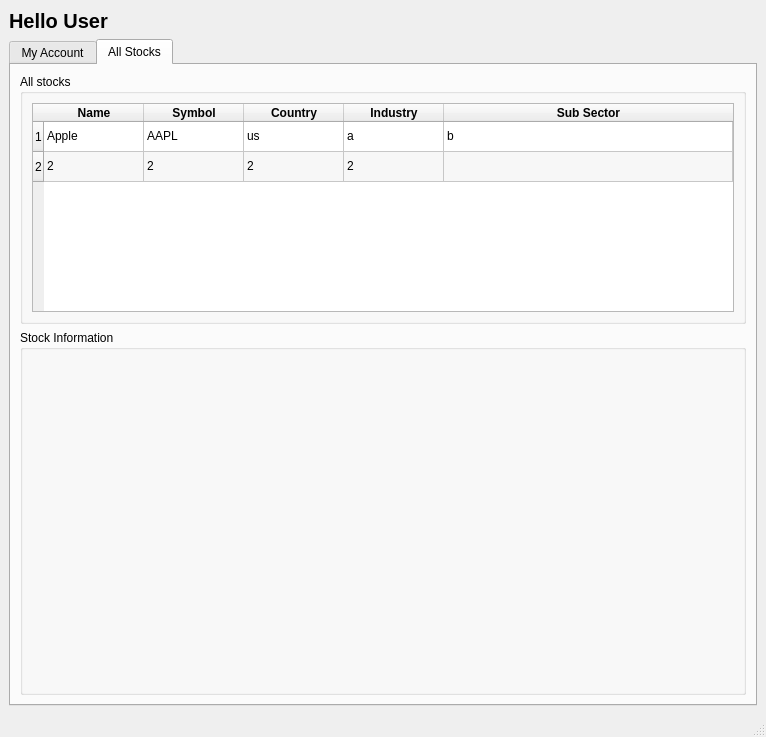
This is Client/UI/clientGUI.ui in GalTzemach/MyFinalProject as Qt 5 draws it before an edit. The edited form follows.
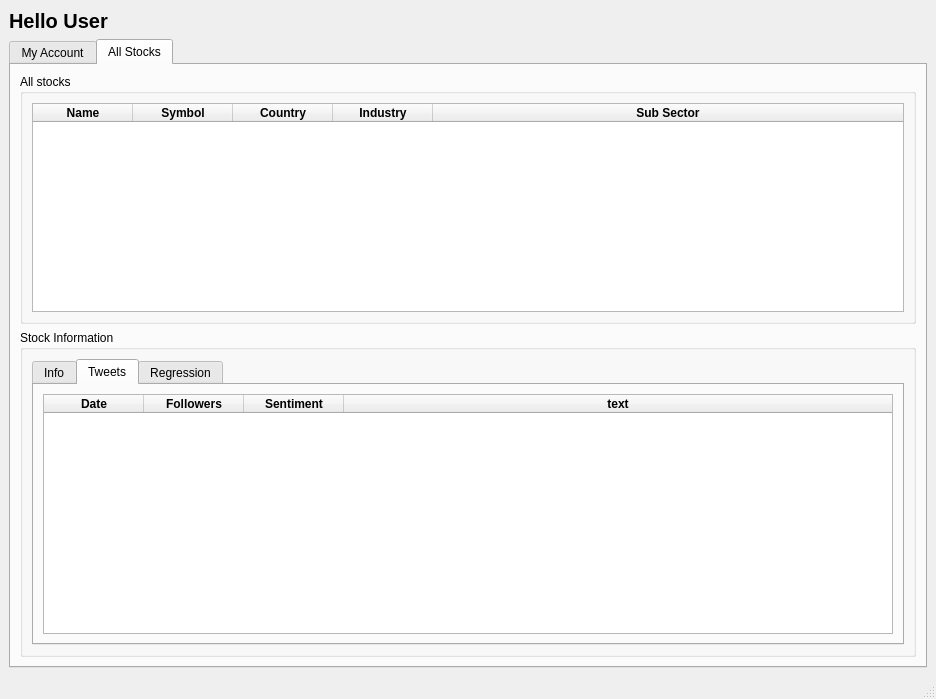
This is the edited form. The open tabs and pages were chosen to show the change.

What changed in the file:
```diff
--- a/Client/UI/clientGUI.ui
+++ b/Client/UI/clientGUI.ui
@@ -6,8 +6,8 @@
    <rect>
     <x>0</x>
     <y>0</y>
-    <width>766</width>
-    <height>737</height>
+    <width>936</width>
+    <height>699</height>
    </rect>
   </property>
   <property name="windowTitle">
@@ -450,16 +450,6 @@
              <attribute name="verticalHeaderStretchLastSection">
               <bool>false</bool>
              </attribute>
-             <row>
-              <property name="text">
-               <string>1</string>
-              </property>
-             </row>
-             <row>
-              <property name="text">
-               <string>2</string>
-              </property>
-             </row>
              <column>
               <property name="text">
                <string>Name</string>
@@ -515,51 +505,6 @@
                </font>
               </property>
              </column>
-             <item row="0" column="0">
-              <property name="text">
-               <string>Apple</string>
-              </property>
-             </item>
-             <item row="0" column="1">
-              <property name="text">
-               <string>AAPL</string>
-              </property>
-             </item>
-             <item row="0" column="2">
-              <property name="text">
-               <string>us</string>
-              </property>
-             </item>
-             <item row="0" column="3">
-              <property name="text">
-               <string>a</string>
-              </property>
-             </item>
-             <item row="0" column="4">
-              <property name="text">
-               <string>b</string>
-              </property>
-             </item>
-             <item row="1" column="0">
-              <property name="text">
-               <string>2</string>
-              </property>
-             </item>
-             <item row="1" column="1">
-              <property name="text">
-               <string>2</string>
-              </property>
-             </item>
-             <item row="1" column="2">
-              <property name="text">
-               <string>2</string>
-              </property>
-             </item>
-             <item row="1" column="3">
-              <property name="text">
-               <string>2</string>
-              </property>
-             </item>
             </widget>
            </item>
           </layout>
@@ -570,7 +515,125 @@
           <property name="title">
            <string>Stock Information</string>
           </property>
-          <layout class="QVBoxLayout" name="verticalLayout_16"/>
+          <layout class="QVBoxLayout" name="verticalLayout_16">
+           <item>
+            <widget class="QTabWidget" name="stockInfo_tabWidget">
+             <property name="currentIndex">
+              <number>1</number>
+             </property>
+             <widget class="QWidget" name="info">
+              <attribute name="title">
+               <string>Info</string>
+              </attribute>
+              <layout class="QVBoxLayout" name="verticalLayout_2">
+               <item>
+                <widget class="QLabel" name="label">
+                 <property name="font">
+                  <font>
+                   <pointsize>10</pointsize>
+                  </font>
+                 </property>
+                 <property name="text">
+                  <string>Explanation:</string>
+                 </property>
+                </widget>
+               </item>
+               <item>
+                <widget class="QTextBrowser" name="textBrowser">
+                 <property name="font">
+                  <font>
+                   <pointsize>10</pointsize>
+                  </font>
+                 </property>
+                 <property name="html">
+                  <string>&lt;!DOCTYPE HTML PUBLIC &quot;-//W3C//DTD HTML 4.0//EN&quot; &quot;http://www.w3.org/TR/REC-html40/strict.dtd&quot;&gt;
+&lt;html&gt;&lt;head&gt;&lt;meta name=&quot;qrichtext&quot; content=&quot;1&quot; /&gt;&lt;style type=&quot;text/css&quot;&gt;
+p, li { white-space: pre-wrap; }
+&lt;/style&gt;&lt;/head&gt;&lt;body style=&quot; font-family:'MS Shell Dlg 2'; font-size:10pt; font-weight:400; font-style:normal;&quot;&gt;
+&lt;p style=&quot;-qt-paragraph-type:empty; margin-top:0px; margin-bottom:0px; margin-left:0px; margin-right:0px; -qt-block-indent:0; text-indent:0px; font-size:7.8pt;&quot;&gt;&lt;br /&gt;&lt;/p&gt;&lt;/body&gt;&lt;/html&gt;</string>
+                 </property>
+                </widget>
+               </item>
+              </layout>
+             </widget>
+             <widget class="QWidget" name="tweets">
+              <attribute name="title">
+               <string>Tweets</string>
+              </attribute>
+              <layout class="QVBoxLayout" name="verticalLayout_3">
+               <item>
+                <widget class="QTableWidget" name="tweets_tableWidget">
+                 <property name="editTriggers">
+                  <set>QAbstractItemView::NoEditTriggers</set>
+                 </property>
+                 <property name="alternatingRowColors">
+                  <bool>true</bool>
+                 </property>
+                 <property name="selectionMode">
+                  <enum>QAbstractItemView::NoSelection</enum>
+                 </property>
+                 <property name="sortingEnabled">
+                  <bool>true</bool>
+                 </property>
+                 <attribute name="horizontalHeaderStretchLastSection">
+                  <bool>true</bool>
+                 </attribute>
+                 <column>
+                  <property name="text">
+                   <string>Date</string>
+                  </property>
+                  <property name="font">
+                   <font>
+                    <weight>75</weight>
+                    <bold>true</bold>
+                   </font>
+                  </property>
+                 </column>
+                 <column>
+                  <property name="text">
+                   <string>Followers</string>
+                  </property>
+                  <property name="font">
+                   <font>
+                    <weight>75</weight>
+                    <bold>true</bold>
+                   </font>
+                  </property>
+                 </column>
+                 <column>
+                  <property name="text">
+                   <string>Sentiment</string>
+                  </property>
+                  <property name="font">
+                   <font>
+                    <weight>75</weight>
+                    <bold>true</bold>
+                   </font>
+                  </property>
+                 </column>
+                 <column>
+                  <property name="text">
+                   <string>text</string>
+                  </property>
+                  <property name="font">
+                   <font>
+                    <weight>75</weight>
+                    <bold>true</bold>
+                   </font>
+                  </property>
+                 </column>
+                </widget>
+               </item>
+              </layout>
+             </widget>
+             <widget class="QWidget" name="regression">
+              <attribute name="title">
+               <string>Regression</string>
+              </attribute>
+             </widget>
+            </widget>
+           </item>
+          </layout>
          </widget>
         </item>
        </layout>
```
Left out of the diff: 112 changed lines with no effect on the pictures.
